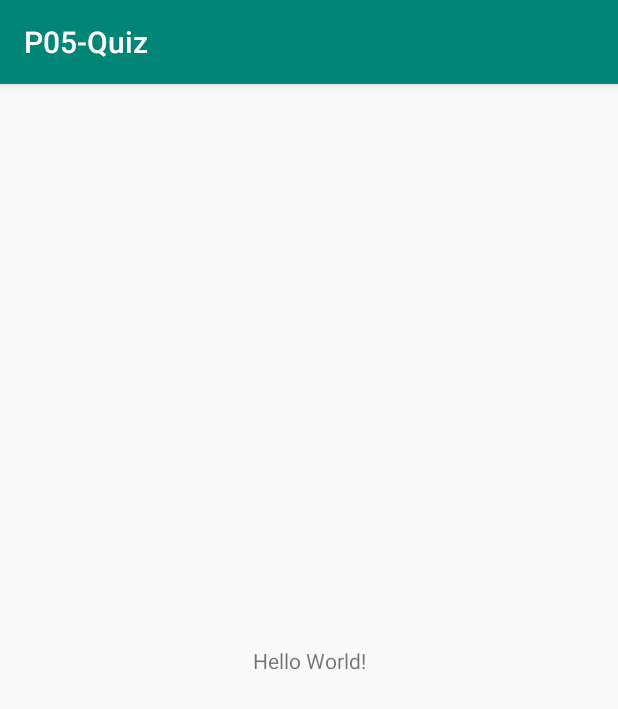
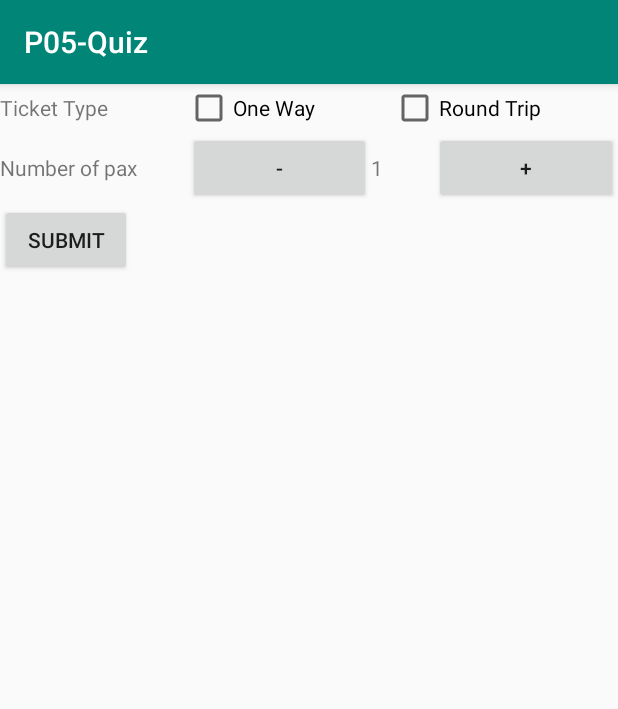
Before and after one commit to ZhiyangT/P05Quiz, an Android app: the screen it shows after launch (MainActivity), on a phone screen of 412 x 824 dp. Shown: the top 709 px of the screen. Run offline under Robolectric (Android 15) with nearby library versions, the phone set to English and light mode, and no system bars; 2 statements that could not run were skipped.

```diff
--- a/app/src/main/AndroidManifest.xml
+++ b/app/src/main/AndroidManifest.xml
@@ -9,6 +9,7 @@
         android:roundIcon="@mipmap/ic_launcher_round"
         android:supportsRtl="true"
         android:theme="@style/AppTheme">
+        <activity android:name=".FlightDetails"></activity>
         <activity android:name=".MainActivity">
             <intent-filter>
                 <action android:name="android.intent.action.MAIN" />
--- a/app/src/main/java/sg/edu/rp/c346/p05_quiz/MainActivity.java
+++ b/app/src/main/java/sg/edu/rp/c346/p05_quiz/MainActivity.java
@@ -1,13 +1,78 @@
 package sg.edu.rp.c346.p05_quiz;
 
+import android.content.Intent;
 import android.support.v7.app.AppCompatActivity;
 import android.os.Bundle;
+import android.view.View;
+import android.widget.Button;
+import android.widget.CheckBox;
+import android.widget.TextView;
+import android.widget.Toast;
 
 public class MainActivity extends AppCompatActivity {
+
+    Button bPlus;
+    Button bMinus;
+    Button bSubmit;
+    TextView tvQuality;
+    CheckBox oneWay;
+    CheckBox roundTrip;
+
+    String trip="";
+
+    String quality = tvQuality.getText().toString().trim();
+    int qual = Integer.valueOf(quality);
 
     @Override
     protected void onCreate(Bundle savedInstanceState) {
         super.onCreate(savedInstanceState);
         setContentView(R.layout.activity_main);
+
+        bPlus = findViewById(R.id.buttonPlus);
+        bMinus = findViewById(R.id.buttonMinus);
+        bSubmit = findViewById(R.id.buttonSubmit);
+        tvQuality = findViewById(R.id.textViewQuality);
+        oneWay = findViewById(R.id.cbWay);
+        roundTrip = findViewById(R.id.cbTrip);
+
+
+
+        bMinus.setOnClickListener(new View.OnClickListener() {
+            @Override
+            public void onClick(View v) {
+                if(qual>=1){
+                    qual = qual -1;
+                }
+                else{
+                    Toast.makeText(MainActivity.this, "Number of pax should not be negative", Toast.LENGTH_SHORT).show();
+                }
+            }
+        });
+        bPlus.setOnClickListener(new View.OnClickListener() {
+            @Override
+            public void onClick(View v) {
+                if(qual>=1){
+                    qual = qual +1;
+                }
+            }
+        });
+
+
+        if(oneWay.isChecked()){
+             trip = "One Way Trip";
+
+        }else if(roundTrip.isChecked()){
+             trip = "Round Trip";
+        }
+
+        bSubmit.setOnClickListener(new View.OnClickListener() {
+            @Override
+            public void onClick(View v) {
+                Intent intent = new Intent(MainActivity.this, FlightDetails.class);
+                intent.putExtra("Trip","none");
+                intent.putExtra("Pax",qual);
+                startActivity(intent);
+            }
+        });
     }
 }
--- a/app/src/main/res/layout/activity_main.xml
+++ b/app/src/main/res/layout/activity_main.xml
@@ -1,18 +1,79 @@
 <?xml version="1.0" encoding="utf-8"?>
-<android.support.constraint.ConstraintLayout xmlns:android="http://schemas.android.com/apk/res/android"
+<LinearLayout xmlns:android="http://schemas.android.com/apk/res/android"
     xmlns:app="http://schemas.android.com/apk/res-auto"
     xmlns:tools="http://schemas.android.com/tools"
     android:layout_width="match_parent"
     android:layout_height="match_parent"
-    tools:context=".MainActivity">
+    android:orientation="vertical"
+    tools:context=".MainActivity" >
 
-    <TextView
+    <LinearLayout
+        android:layout_width="match_parent"
+        android:layout_height="wrap_content"
+        android:orientation="horizontal">
+
+        <TextView
+            android:id="@+id/textView"
+            android:layout_width="wrap_content"
+            android:layout_height="wrap_content"
+            android:layout_weight="1"
+            android:text="Ticket Type" />
+
+        <CheckBox
+            android:id="@+id/cbWay"
+            android:layout_width="wrap_content"
+            android:layout_height="wrap_content"
+            android:layout_weight="1"
+            android:text="One Way" />
+
+        <CheckBox
+            android:id="@+id/cbTrip"
+            android:layout_width="wrap_content"
+            android:layout_height="wrap_content"
+            android:layout_weight="1"
+            android:text="Round Trip" />
+
+    </LinearLayout>
+
+    <LinearLayout
+        android:layout_width="match_parent"
+        android:layout_height="wrap_content"
+        android:orientation="horizontal">
+
+        <TextView
+            android:id="@+id/textView3"
+            android:layout_width="wrap_content"
+            android:layout_height="wrap_content"
+            android:layout_weight="1"
+            android:text="Number of pax" />
+
+        <Button
+            android:id="@+id/buttonMinus"
+            android:layout_width="wrap_content"
+            android:layout_height="wrap_content"
+            android:layout_weight="1"
+            android:text="-" />
+
+        <TextView
+            android:id="@+id/textViewQuality"
+            android:layout_width="wrap_content"
+            android:layout_height="wrap_content"
+            android:layout_weight="1"
+            android:text="1" />
+
+        <Button
+            android:id="@+id/buttonPlus"
+            android:layout_width="wrap_content"
+            android:layout_height="wrap_content"
+            android:layout_weight="1"
+            android:text="+" />
+
+    </LinearLayout>
+
+    <Button
+        android:id="@+id/buttonSubmit"
         android:layout_width="wrap_content"
         android:layout_height="wrap_content"
-        android:text="Hello World!"
-        app:layout_constraintBottom_toBottomOf="parent"
-        app:layout_constraintLeft_toLeftOf="parent"
-        app:layout_constraintRight_toRightOf="parent"
-        app:layout_constraintTop_toTopOf="parent" />
+        android:text="SUBMIT" />
 
-</android.support.constraint.ConstraintLayout>
+</LinearLayout>
```
Also changed, not shown: app/src/main/java/sg/edu/rp/c346/p05_quiz/FlightDetails.java (added, +40 -0 lines), app/src/main/res/layout/activity_flight_details.xml (added, +21 -0 lines).
